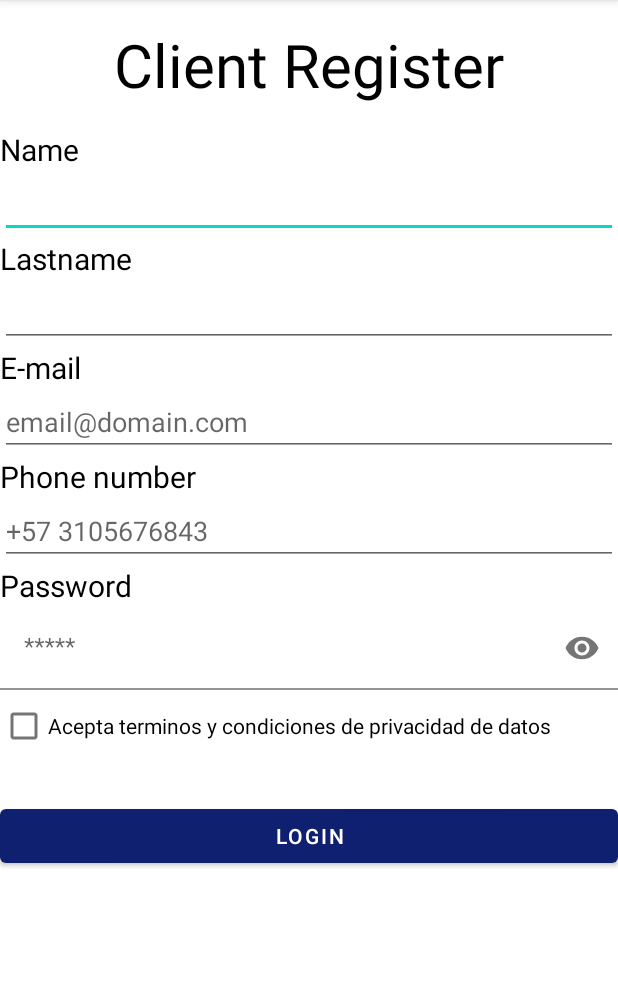
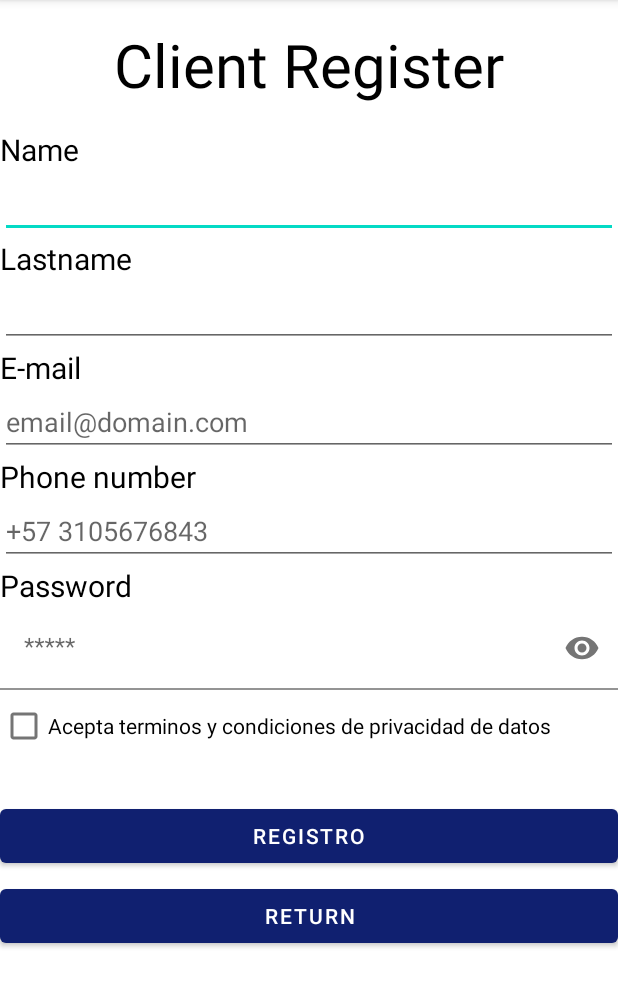
Before and after one commit to danipe95/trabajo, an Android app: the registro screen opened directly, with no data from a screen before it, on a phone screen of 412 x 824 dp, the part 84-1091 px from its top. Run offline under Robolectric (Android 15) with nearby library versions, the phone set to English and light mode, and no system bars; our stand-ins replace Firebase (no records; nobody signed in at launch, a user with empty details on screens opened directly).

Commit message:
Actualizacion, google login ON. Facebook Login off. Actualización registro db.

```diff
--- a/app/src/main/res/layout/activity_registro.xml
+++ b/app/src/main/res/layout/activity_registro.xml
@@ -43,6 +43,7 @@
                 android:textSize="20sp" />
 
             <EditText
+                android:id="@+id/edtName"
                 android:layout_width="match_parent"
                 android:layout_height="wrap_content"
                 android:digits="abcdefghijklmnopqrstuvwxyz ABCDEFGHIJKLMNOPQRSTUVWXYZ" />
@@ -116,10 +117,20 @@
 
 
             <Button
+                android:id="@+id/btn_Regist"
                 android:layout_width="match_parent"
                 android:layout_height="wrap_content"
                 android:layout_marginTop="25dp"
-                android:text="@string/txt_Login" />
+                android:text="Registro"
+                android:onClick="onRegist"/>
+
+            <Button
+                android:id="@+id/btn_Return"
+                android:layout_width="match_parent"
+                android:layout_height="wrap_content"
+                android:layout_marginTop="5dp"
+                android:text="Return"
+                android:onClick="onReturn"/>
 
 
         </LinearLayout>
--- a/app/src/main/res/values/strings.xml
+++ b/app/src/main/res/values/strings.xml
@@ -68,4 +68,6 @@
     <string name="error_auth">Failed to authenticate</string>
     <string name="fire_base">FireBase</string>
     <string name="fire_base_message">Integration of Firebase complete</string>
+    <string name="facebook_app_id" translatable="false">231283592404544</string>
+    <string name="fb_login_protocol_scheme" translatable="false">fb231283592404544</string>
 </resources>
--- a/build.gradle
+++ b/build.gradle
@@ -3,6 +3,7 @@ buildscript {
     repositories {
         google()
         mavenCentral()
+
 
     }
     dependencies {
```
Also changed, not shown: app/src/main/AndroidManifest.xml (+24 -0 lines), app/src/main/java/com/example/job1/MainActivity.kt (+7 -16 lines), app/src/main/java/com/example/job1/registro.kt (+51 -4 lines), app/src/main/res/layout/activity_main.xml (+6 -4 lines).
